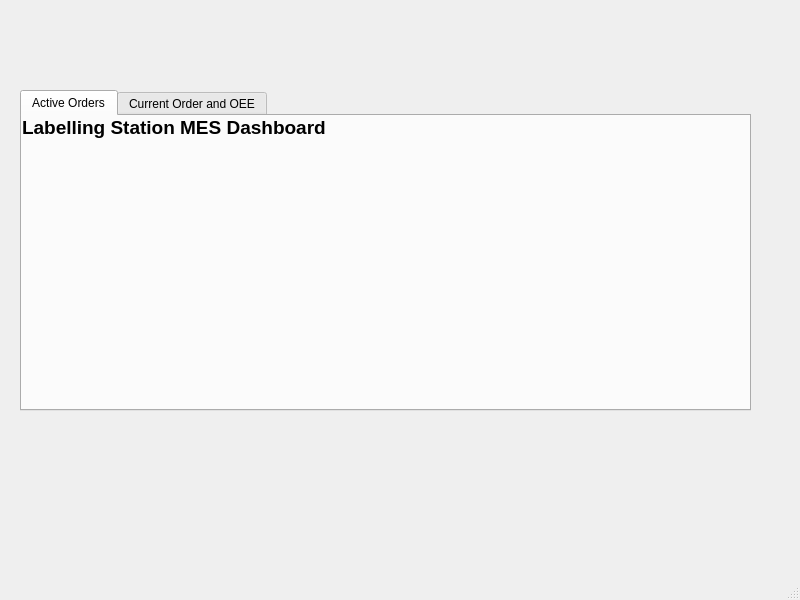
The window that mes_dashboard.ui (shahjahan0011/CMPE301_LabelStation) describes before a commit, drawn with Qt 5.
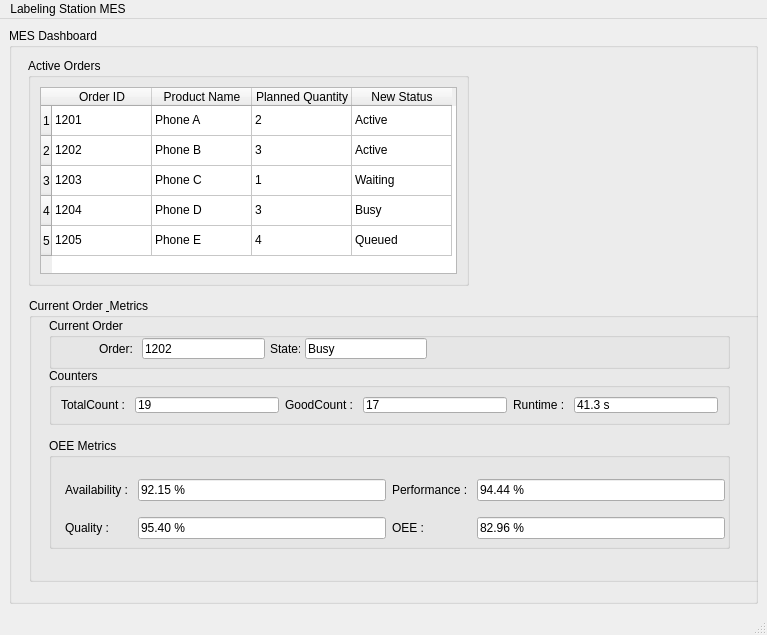
The same window after the commit.

Commit message:
Add MES dashboard app with OPC UA/mock PLC integration and OEE tracking
- add Flask-based MES dashboard with auto-refreshing UI for station status, counts, OEE, and active orders
- add OPC UA client and mock PLC data source to support lab and local development modes
- add SQLite repository, seed script, and service layer for order state transitions and OEE record storage
- add OEE calculation utilities and domain models
- add Qt UI mockups and VS Code Python environment settings
- include initial requirements and generated local database/cache artifacts

```diff
--- a/mes_dashboard.ui
+++ b/mes_dashboard.ui
@@ -6,75 +6,428 @@
    <rect>
     <x>0</x>
     <y>0</y>
-    <width>800</width>
-    <height>600</height>
+    <width>767</width>
+    <height>635</height>
    </rect>
   </property>
   <property name="windowTitle">
    <string>MainWindow</string>
   </property>
   <widget class="QWidget" name="centralwidget">
-   <widget class="QWidget" name="verticalLayoutWidget">
-    <property name="geometry">
-     <rect>
-      <x>20</x>
-      <y>90</y>
-      <width>731</width>
-      <height>321</height>
-     </rect>
-    </property>
-    <layout class="QVBoxLayout" name="verticalLayout">
-     <item>
-      <widget class="QTabWidget" name="mainTabWidget">
-       <property name="currentIndex">
-        <number>0</number>
+   <property name="autoFillBackground">
+    <bool>false</bool>
+   </property>
+   <layout class="QVBoxLayout" name="verticalLayout">
+    <item>
+     <widget class="QGroupBox" name="Group">
+      <property name="title">
+       <string>MES Dashboard</string>
+      </property>
+      <widget class="QGroupBox" name="currentOrdersGroup">
+       <property name="geometry">
+        <rect>
+         <x>20</x>
+         <y>270</y>
+         <width>749</width>
+         <height>284</height>
+        </rect>
        </property>
-       <widget class="QWidget" name="activeOrdersTab">
-        <attribute name="title">
-         <string>Active Orders</string>
-        </attribute>
-        <widget class="QLabel" name="titleLabel">
+       <property name="title">
+        <string>Current Order &amp; Metrics</string>
+       </property>
+       <widget class="QGroupBox" name="countersgroupBox">
+        <property name="geometry">
+         <rect>
+          <x>20</x>
+          <y>70</y>
+          <width>681</width>
+          <height>57</height>
+         </rect>
+        </property>
+        <property name="title">
+         <string>Counters</string>
+        </property>
+        <layout class="QHBoxLayout" name="horizontalLayout">
+         <item>
+          <widget class="QLabel" name="label_3">
+           <property name="text">
+            <string>TotalCount : </string>
+           </property>
+          </widget>
+         </item>
+         <item>
+          <widget class="QLineEdit" name="lineEdit_3">
+           <property name="text">
+            <string>19</string>
+           </property>
+          </widget>
+         </item>
+         <item>
+          <widget class="QLabel" name="label_2">
+           <property name="text">
+            <string>GoodCount : </string>
+           </property>
+          </widget>
+         </item>
+         <item>
+          <widget class="QLineEdit" name="lineEdit_2">
+           <property name="text">
+            <string>17</string>
+           </property>
+          </widget>
+         </item>
+         <item>
+          <widget class="QLabel" name="label">
+           <property name="text">
+            <string>Runtime : </string>
+           </property>
+          </widget>
+         </item>
+         <item>
+          <widget class="QLineEdit" name="lineEdit">
+           <property name="text">
+            <string>41.3 s</string>
+           </property>
+          </widget>
+         </item>
+        </layout>
+       </widget>
+       <widget class="QGroupBox" name="oeegroupBox">
+        <property name="geometry">
+         <rect>
+          <x>20</x>
+          <y>140</y>
+          <width>681</width>
+          <height>111</height>
+         </rect>
+        </property>
+        <property name="title">
+         <string>OEE Metrics</string>
+        </property>
+        <widget class="QWidget" name="">
          <property name="geometry">
           <rect>
-           <x>0</x>
-           <y>0</y>
-           <width>729</width>
-           <height>26</height>
+           <x>15</x>
+           <y>30</y>
+           <width>661</width>
+           <height>81</height>
           </rect>
          </property>
-         <property name="font">
-          <font>
-           <pointsize>14</pointsize>
-           <bold>true</bold>
-          </font>
+         <layout class="QGridLayout" name="gridLayout">
+          <property name="leftMargin">
+           <number>1</number>
+          </property>
+          <property name="topMargin">
+           <number>1</number>
+          </property>
+          <item row="0" column="0">
+           <widget class="QLabel" name="label_4">
+            <property name="text">
+             <string>Availability : </string>
+            </property>
+           </widget>
+          </item>
+          <item row="0" column="1">
+           <widget class="QLineEdit" name="lineEdit_6">
+            <property name="text">
+             <string>92.15 %</string>
+            </property>
+           </widget>
+          </item>
+          <item row="0" column="2">
+           <widget class="QLabel" name="label_6">
+            <property name="text">
+             <string>Performance : </string>
+            </property>
+           </widget>
+          </item>
+          <item row="0" column="3">
+           <widget class="QLineEdit" name="lineEdit_4">
+            <property name="text">
+             <string>94.44 %</string>
+            </property>
+           </widget>
+          </item>
+          <item row="1" column="0">
+           <widget class="QLabel" name="label_5">
+            <property name="text">
+             <string>Quality : </string>
+            </property>
+           </widget>
+          </item>
+          <item row="1" column="1">
+           <widget class="QLineEdit" name="lineEdit_5">
+            <property name="text">
+             <string>95.40 %</string>
+            </property>
+           </widget>
+          </item>
+          <item row="1" column="2">
+           <widget class="QLabel" name="label_7">
+            <property name="text">
+             <string>OEE : </string>
+            </property>
+           </widget>
+          </item>
+          <item row="1" column="3">
+           <widget class="QLineEdit" name="lineEdit_7">
+            <property name="text">
+             <string>82.96 %</string>
+            </property>
+           </widget>
+          </item>
+         </layout>
+        </widget>
+       </widget>
+       <widget class="QGroupBox" name="groupBox">
+        <property name="geometry">
+         <rect>
+          <x>20</x>
+          <y>20</y>
+          <width>681</width>
+          <height>51</height>
+         </rect>
+        </property>
+        <property name="title">
+         <string>Current Order</string>
+        </property>
+        <widget class="QLabel" name="currentStateLabel">
+         <property name="geometry">
+          <rect>
+           <x>221</x>
+           <y>20</y>
+           <width>30</width>
+           <height>21</height>
+          </rect>
          </property>
          <property name="text">
-          <string>Labelling Station MES Dashboard</string>
+          <string>State:</string>
          </property>
-         <property name="alignment">
-          <set>Qt::AlignLeading|Qt::AlignLeft|Qt::AlignTop</set>
+        </widget>
+        <widget class="QLineEdit" name="currentStateLine">
+         <property name="geometry">
+          <rect>
+           <x>93</x>
+           <y>20</y>
+           <width>123</width>
+           <height>21</height>
+          </rect>
          </property>
+         <property name="text">
+          <string>1202</string>
+         </property>
         </widget>
+        <widget class="QLabel" name="currentOrderLabel">
+         <property name="geometry">
+          <rect>
+           <x>50</x>
+           <y>20</y>
+           <width>38</width>
+           <height>21</height>
+          </rect>
+         </property>
+         <property name="text">
+          <string>Order:</string>
+         </property>
+        </widget>
+        <widget class="QLineEdit" name="currentOrderLine">
+         <property name="geometry">
+          <rect>
+           <x>256</x>
+           <y>20</y>
+           <width>122</width>
+           <height>21</height>
+          </rect>
+         </property>
+         <property name="text">
+          <string>Busy</string>
+         </property>
+        </widget>
        </widget>
-       <widget class="QWidget" name="oeeTab">
-        <attribute name="title">
-         <string>Current Order and OEE</string>
-        </attribute>
-       </widget>
       </widget>
-     </item>
-    </layout>
-   </widget>
+      <widget class="QGroupBox" name="groupBox_2">
+       <property name="geometry">
+        <rect>
+         <x>19</x>
+         <y>30</y>
+         <width>441</width>
+         <height>228</height>
+        </rect>
+       </property>
+       <property name="title">
+        <string>Active Orders</string>
+       </property>
+       <layout class="QVBoxLayout" name="verticalLayout_2">
+        <item>
+         <widget class="QTableWidget" name="tableWidget">
+          <row>
+           <property name="text">
+            <string>1</string>
+           </property>
+          </row>
+          <row>
+           <property name="text">
+            <string>2</string>
+           </property>
+          </row>
+          <row>
+           <property name="text">
+            <string>3</string>
+           </property>
+          </row>
+          <row>
+           <property name="text">
+            <string>4</string>
+           </property>
+          </row>
+          <row>
+           <property name="text">
+            <string>5</string>
+           </property>
+          </row>
+          <column>
+           <property name="text">
+            <string>Order ID</string>
+           </property>
+          </column>
+          <column>
+           <property name="text">
+            <string>Product Name</string>
+           </property>
+          </column>
+          <column>
+           <property name="text">
+            <string>Planned Quantity</string>
+           </property>
+          </column>
+          <column>
+           <property name="text">
+            <string>New Status</string>
+           </property>
+          </column>
+          <item row="0" column="0">
+           <property name="text">
+            <string>1201</string>
+           </property>
+          </item>
+          <item row="0" column="1">
+           <property name="text">
+            <string>Phone A</string>
+           </property>
+          </item>
+          <item row="0" column="2">
+           <property name="text">
+            <string>2</string>
+           </property>
+          </item>
+          <item row="0" column="3">
+           <property name="text">
+            <string>Active</string>
+           </property>
+          </item>
+          <item row="1" column="0">
+           <property name="text">
+            <string>1202</string>
+           </property>
+          </item>
+          <item row="1" column="1">
+           <property name="text">
+            <string>Phone B</string>
+           </property>
+          </item>
+          <item row="1" column="2">
+           <property name="text">
+            <string>3</string>
+           </property>
+          </item>
+          <item row="1" column="3">
+           <property name="text">
+            <string>Active</string>
+           </property>
+          </item>
+          <item row="2" column="0">
+           <property name="text">
+            <string>1203</string>
+           </property>
+          </item>
+          <item row="2" column="1">
+           <property name="text">
+            <string>Phone C</string>
+           </property>
+          </item>
+          <item row="2" column="2">
+           <property name="text">
+            <string>1</string>
+           </property>
+          </item>
+          <item row="2" column="3">
+           <property name="text">
+            <string>Waiting</string>
+           </property>
+          </item>
+          <item row="3" column="0">
+           <property name="text">
+            <string>1204</string>
+           </property>
+          </item>
+          <item row="3" column="1">
+           <property name="text">
+            <string>Phone D</string>
+           </property>
+          </item>
+          <item row="3" column="2">
+           <property name="text">
+            <string>3</string>
+           </property>
+          </item>
+          <item row="3" column="3">
+           <property name="text">
+            <string>Busy</string>
+           </property>
+          </item>
+          <item row="4" column="0">
+           <property name="text">
+            <string>1205</string>
+           </property>
+          </item>
+          <item row="4" column="1">
+           <property name="text">
+            <string>Phone E</string>
+           </property>
+          </item>
+          <item row="4" column="2">
+           <property name="text">
+            <string>4</string>
+           </property>
+          </item>
+          <item row="4" column="3">
+           <property name="text">
+            <string>Queued</string>
+           </property>
+          </item>
+         </widget>
+        </item>
+       </layout>
+      </widget>
+     </widget>
+    </item>
+   </layout>
   </widget>
   <widget class="QMenuBar" name="menubar">
    <property name="geometry">
     <rect>
      <x>0</x>
      <y>0</y>
-     <width>800</width>
+     <width>767</width>
      <height>22</height>
     </rect>
    </property>
+   <widget class="QMenu" name="menuLabeling_Station_MES">
+    <property name="title">
+     <string>Labeling Station MES</string>
+    </property>
+   </widget>
+   <addaction name="menuLabeling_Station_MES"/>
   </widget>
   <widget class="QStatusBar" name="statusbar"/>
  </widget>
```
The commit also changes 23 other files.
